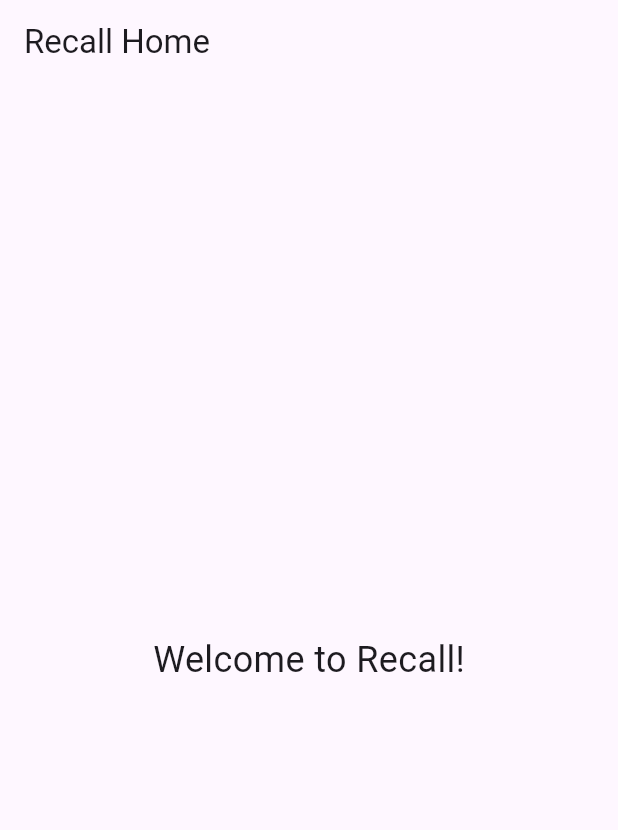
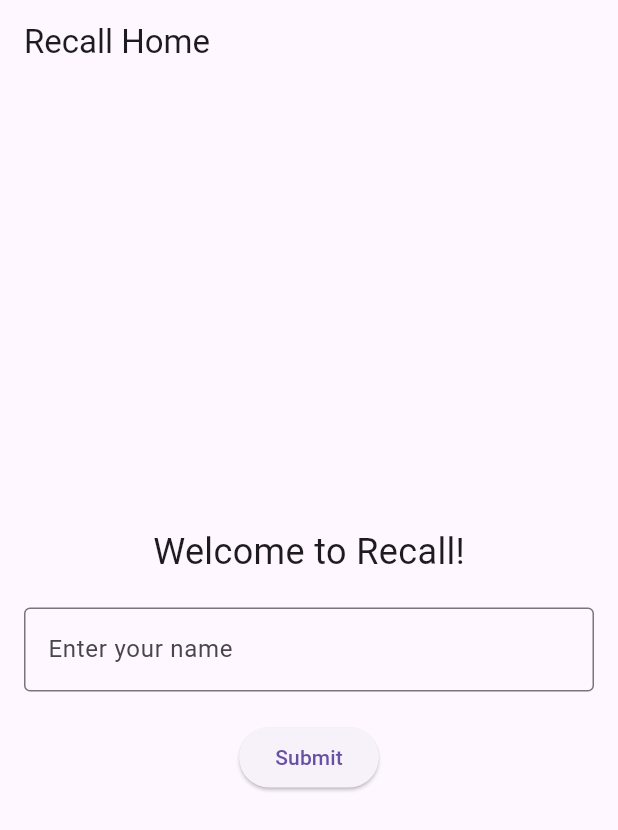
Before and after one commit to Ebdollah/recall-flutter-project, a Flutter app: the screen it shows after launch, on a phone screen of 412 x 824 dp. Shown: the top 830 px of the screen. Run offline on Flutter 3.47's test engine with Material 3 defaults, Android fonts, the phone set to English and light mode, and no system bars.

Commit message:
added get user info screen

```diff
--- a/recall/lib/home_screen.dart
+++ b/recall/lib/home_screen.dart
@@ -1,16 +1,47 @@
 import 'package:flutter/material.dart';
+import 'user_provider.dart'; // Import UserProvider
 
 class HomeScreen extends StatelessWidget {
+  final TextEditingController _nameController = TextEditingController();
+
   @override
   Widget build(BuildContext context) {
+    final userProvider = UserProvider.of(context);
+    final userName = userProvider?.userName;
+
     return Scaffold(
       appBar: AppBar(
         title: Text('Recall Home'),
       ),
-      body: Center(
-        child: Text(
-          'Welcome to Recall!',
-          style: TextStyle(fontSize: 24),
+      body: Padding(
+        padding: const EdgeInsets.all(16.0),
+        child: Center(
+          child: Column(
+            mainAxisAlignment: MainAxisAlignment.center,
+            children: [
+              Text(
+                userName == null
+                    ? 'Welcome to Recall!'
+                    : 'Welcome, $userName!',
+                style: TextStyle(fontSize: 24),
+              ),
+              SizedBox(height: 20),
+              TextField(
+                controller: _nameController,
+                decoration: InputDecoration(
+                  labelText: 'Enter your name',
+                  border: OutlineInputBorder(),
+                ),
+              ),
+              SizedBox(height: 20),
+              ElevatedButton(
+                onPressed: () {
+                  userProvider?.updateUserName(_nameController.text);
+                },
+                child: Text('Submit'),
+              ),
+            ],
+          ),
         ),
       ),
     );
--- a/recall/lib/main.dart
+++ b/recall/lib/main.dart
@@ -1,20 +1,38 @@
 import 'package:flutter/material.dart';
-import 'splash_screen.dart'; // Import the SplashScreen widget
+import 'splash_screen.dart';
+import 'user_provider.dart'; // Import UserProvider
 
 void main() {
   runApp(MyApp());
 }
 
-class MyApp extends StatelessWidget {
+class MyApp extends StatefulWidget {
+  @override
+  _MyAppState createState() => _MyAppState();
+}
+
+class _MyAppState extends State<MyApp> {
+  String? _userName;
+
+  void _updateUserName(String name) {
+    setState(() {
+      _userName = name;
+    });
+  }
+
   @override
   Widget build(BuildContext context) {
-    return MaterialApp(
-      title: 'Recall',
-      theme: ThemeData(
-        primarySwatch: Colors.blue,
+    return UserProvider(
+      userName: _userName,
+      updateUserName: _updateUserName,
+      child: MaterialApp(
+        title: 'Recall',
+        theme: ThemeData(
+          primarySwatch: Colors.blue,
+        ),
+        home: SplashScreen(),
+        debugShowCheckedModeBanner: false,
       ),
-      home: SplashScreen(), // Set SplashScreen as the initial screen
-      debugShowCheckedModeBanner: false, // Remove the debug banner
     );
   }
 }
--- /dev/null
+++ b/recall/lib/user_provider.dart
@@ -0,0 +1,19 @@
+import 'package:flutter/material.dart';
+
+class UserProvider extends InheritedWidget {
+  final String? userName;
+  final Function(String) updateUserName;
+
+  UserProvider({
+    required this.userName,
+    required this.updateUserName,
+    required Widget child,
+  }) : super(child: child);
+
+  @override
+  bool updateShouldNotify(covariant InheritedWidget oldWidget) => true;
+
+  static UserProvider? of(BuildContext context) {
+    return context.dependOnInheritedWidgetOfExactType<UserProvider>();
+  }
+}
```
